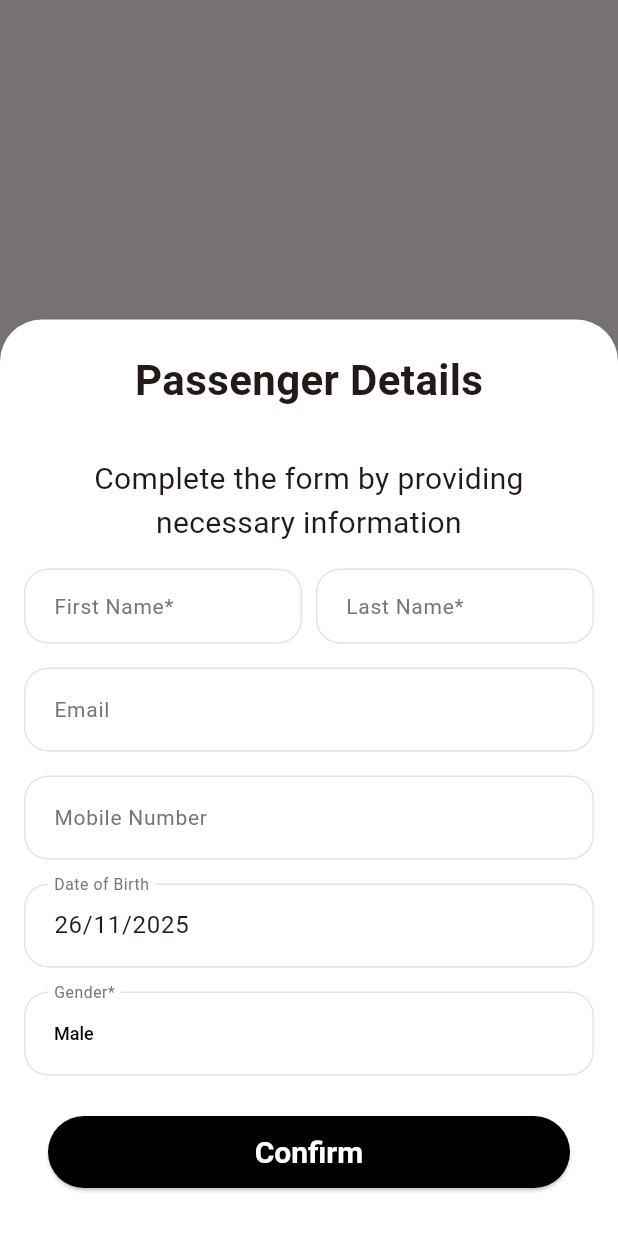
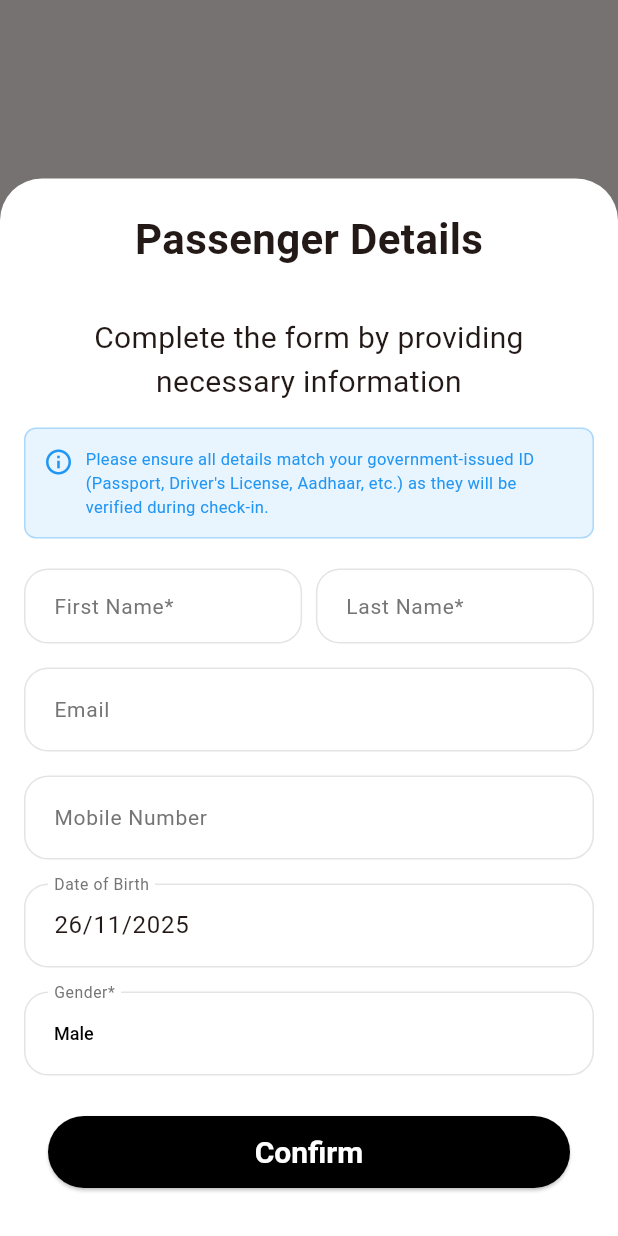
Before and after one commit to jayantaex/Excellis-Travel, a Flutter app: what showAddAndEditPassengerSheet() shows on an empty page, opened directly with empty values, on a phone screen of 412 x 824 dp. Run offline on Flutter 3.47's test engine with Material 3 defaults, Android fonts, the phone set to English and light mode, and no system bars; our stand-ins replace bloc, dio, dotted_border, equatable, firebase_core, firebase_messaging and 15 more; missing offline and left inert: barcode, razorpay_flutter; accounts and stored records are empty; network calls fail.

Commit message:
feat: Add airline logos, display passenger information notice, refine flight card carrier details, and refactor data source import paths.

```diff
--- a/lib/features/flight_booking/bloc/flight_bloc.dart
+++ b/lib/features/flight_booking/bloc/flight_bloc.dart
@@ -33,7 +33,6 @@ class FlightBloc extends Bloc<FlightEvent, FlightState> {
       SearchAirportEvent event, Emitter<FlightState> emit) async {
     try {
       emit(AirportSearching());
-
       final List<AirportModel> airportList = await repository.getAirport(
           keyword: event.keyword, country: event.countryCode);
       emit(AirportLoaded(airports: airportList));
--- a/lib/features/flight_booking/data/repository/flight_booking_repository.dart
+++ b/lib/features/flight_booking/data/repository/flight_booking_repository.dart
@@ -1,6 +1,6 @@
 import '../../../../core/network/api_response.dart';
-import '../data_source/flight_booking_local_src.dart';
-import '../data_source/flight_booking_remote_src.dart';
+import '../src/flight_booking_local_src.dart';
+import '../src/flight_booking_remote_src.dart';
 import '../models/air_port_model.dart';
 import '../models/create_order_res.dart';
 import '../models/flight_offer_price_model.dart';
--- a/lib/features/flight_booking/flight_booking_module.dart
+++ b/lib/features/flight_booking/flight_booking_module.dart
@@ -7,8 +7,8 @@ import '../profile_management/apis/profile_management_api.dart';
 import '../profile_management/bloc/profile_bloc.dart';
 import '../profile_management/data/repository/profile_management_repository.dart';
 import 'bloc/flight_bloc.dart';
-import 'data/data_source/flight_booking_local_src.dart';
-import 'data/data_source/flight_booking_remote_src.dart';
+import 'data/src/flight_booking_local_src.dart';
+import 'data/src/flight_booking_remote_src.dart';
 import 'data/repository/flight_booking_repository.dart';
 import 'data/models/air_port_model.dart';
 import 'data/models/payment_verify_res_model.dart';
--- a/lib/features/flight_booking/presentation/screens/airport_search_screen.dart
+++ b/lib/features/flight_booking/presentation/screens/airport_search_screen.dart
@@ -1,3 +1,5 @@
+import 'dart:developer';
+
 import 'package:flutter/material.dart';
 import 'package:flutter_bloc/flutter_bloc.dart';
 import '../../../../core/constants/app_styles.dart';
@@ -103,6 +105,7 @@ class _AirportSearchScreenState extends State<AirportSearchScreen> {
                                       AppHelpers.getScreenWidth(context) * 0.3,
                                   child: AppDropDown(
                                     onChanged: (String? value) {
+                                      log(value ?? 'IN');
                                       _selectedCountyCode = value ?? 'IN';
                                     },
                                     title: 'Country',
--- a/lib/features/flight_booking/presentation/widgets/flight_details/add_passenger_sheet.dart
+++ b/lib/features/flight_booking/presentation/widgets/flight_details/add_passenger_sheet.dart
@@ -87,6 +87,38 @@ Future<void> showAddAndEditPassengerSheet({
               style: TextStyle(fontSize: 20, fontWeight: FontWeight.w400),
             ),
             const SizedBox(height: 16),
+            Container(
+              padding: const EdgeInsets.all(12),
+              decoration: BoxDecoration(
+                color: AppColors.info.withOpacity(0.1),
+                borderRadius: BorderRadius.circular(8),
+                border: Border.all(
+                  color: AppColors.info.withOpacity(0.3),
+                ),
+              ),
+              child: const Row(
+                crossAxisAlignment: CrossAxisAlignment.start,
+                children: [
+                  Icon(
+                    Icons.info_outline,
+                    color: AppColors.info,
+                    size: 20,
+                  ),
+                  SizedBox(width: 8),
+                  Expanded(
+                    child: Text(
+                      'Please ensure all details match your government-issued ID (Passport, Driver\'s License, Aadhaar, etc.) as they will be verified during check-in.',
+                      style: TextStyle(
+                        fontSize: 11,
+                        color: AppColors.info,
+                        fontWeight: FontWeight.w400,
+                      ),
+                    ),
+                  ),
+                ],
+              ),
+            ),
+            const SizedBox(height: 20),
             SizedBox(
               height: 50,
               width: AppHelpers.getScreenWidth(context),
```
Also changed, not shown: lib/features/flight_booking/data/src/flight_booking_local_src.dart (renamed from lib/features/flight_booking/data/data_source/flight_booking_local_src.dart, +11 -6 lines), lib/features/flight_booking/presentation/widgets/flight_card_widget.dart (+16 -9 lines), assets/images/airlines/AA.png (added), assets/images/airlines/AC.png (added), assets/images/airlines/AS.png (added), assets/images/airlines/BA.png (added), assets/images/airlines/CX.png (added), assets/images/airlines/KL.png (added), assets/images/airlines/SU.png (added), assets/images/noTicket.svg (deleted), lib/features/flight_booking/data/src/flight_booking_remote_src.dart (renamed from lib/features/flight_booking/data/data_source/flight_booking_remote_src.dart).
